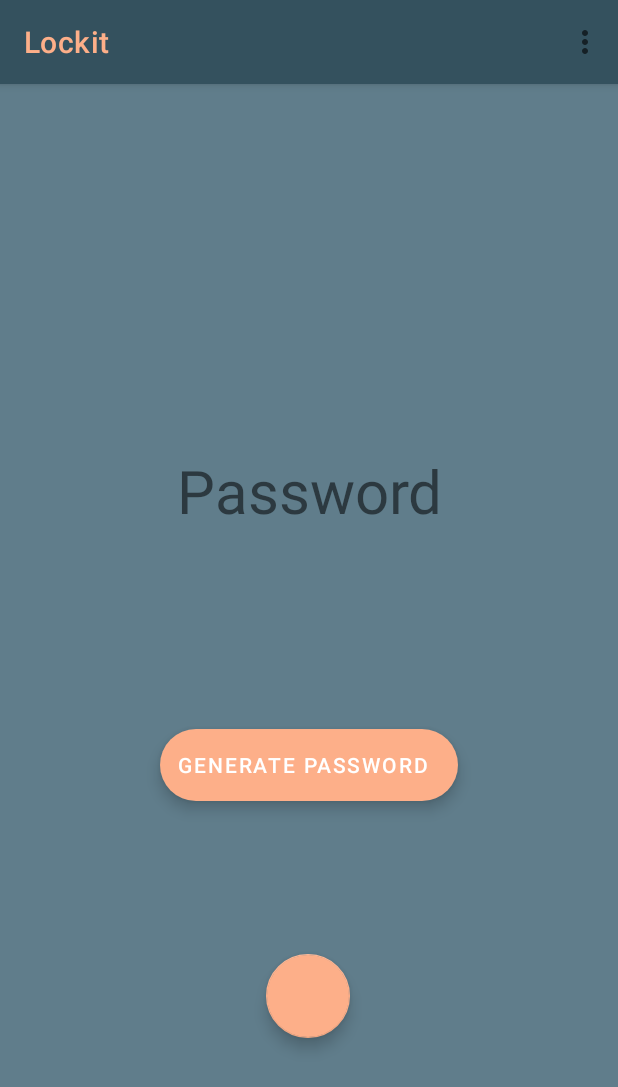
After one commit to Yanky597/Lockit, an Android app: the Create_Password screen opened directly, with no data from a screen before it, on a phone screen of 412 x 824 dp. The commit adds this screen. Shown: the top 1087 px of the screen. Run offline under Robolectric (Android 15) with nearby library versions, the phone set to English and light mode, and no system bars; our stand-ins replace navigation-ui.

Commit message:
updated 8-12

```diff
--- /dev/null
+++ b/app/src/main/java/com/mcon521/lockit/activities/Create_Password.java
@@ -0,0 +1,88 @@
+package com.mcon521.lockit.activities;
+
+import android.annotation.SuppressLint;
+import android.os.Bundle;
+import android.view.Menu;
+import android.view.MenuItem;
+import android.view.View;
+import android.widget.TextView;
+
+import androidx.annotation.NonNull;
+import androidx.appcompat.app.AppCompatActivity;
+import androidx.navigation.ui.AppBarConfiguration;
+
+import com.google.android.material.floatingactionbutton.ExtendedFloatingActionButton;
+import com.mcon521.lockit.R;
+import com.mcon521.lockit.classes.Password;
+import com.mcon521.lockit.databinding.ActivityCreatePasswordBinding;
+
+public class Create_Password extends AppCompatActivity {
+
+    private Password mPass;
+    private AppBarConfiguration appBarConfiguration;
+    private ActivityCreatePasswordBinding binding;
+    private TextView mdisplay_text;
+
+    @SuppressLint("ResourceType")
+    @Override
+    protected void onCreate(Bundle savedInstanceState) {
+        super.onCreate(savedInstanceState);
+        setContentView(R.layout.activity_create_password);
+        setupBindingAndToolbar();
+        setupViews();
+
+        setupFab();
+
+    }
+
+    private void setupViews() {
+        mdisplay_text = binding.passwordContent.displayText;
+        /*mdisplay_text.setText(getResources().getString(R.string.welcome));*/
+    }
+
+
+    private void generatePassword(){
+        mPass = new Password();
+
+        mdisplay_text.setText(mPass.newPassword(mPass));
+
+    }
+
+
+    private void setupFab() {
+        ExtendedFloatingActionButton fab = findViewById(R.id.generate_password_fab);
+
+        fab.setOnClickListener(new View.OnClickListener() {
+            @Override
+            public void onClick(View view) {
+                generatePassword();
+                /*Snackbar.make(view, "Replace with your own action", Snackbar.LENGTH_LONG)
+                        .setAction("Action", null).show();*/
+            }
+        });
+    }
+
+    private void setupBindingAndToolbar() {
+        binding = ActivityCreatePasswordBinding.inflate(getLayoutInflater());
+        setContentView(binding.getRoot());
+
+
+        setSupportActionBar(binding.includeToolbar.toolbar);
+    }
+
+    @Override
+    public boolean onCreateOptionsMenu(Menu menu) {
+        // Inflate the menu; this adds items to the action bar if it is present.
+        getMenuInflater().inflate(R.menu.menu_main, menu);
+        return true;
+    }
+
+    @Override
+    public boolean onOptionsItemSelected(@NonNull MenuItem item) {
+        if (item.getItemId() == android.R.id.home) {
+            onBackPressed();
+            return true;
+        } else
+            return super.onOptionsItemSelected(item);
+    }
+}
--- /dev/null
+++ b/app/src/main/res/layout/activity_create_password.xml
@@ -0,0 +1,20 @@
+<?xml version="1.0" encoding="utf-8"?>
+<androidx.constraintlayout.widget.ConstraintLayout
+    xmlns:android="http://schemas.android.com/apk/res/android"
+    xmlns:app="http://schemas.android.com/apk/res-auto"
+    xmlns:tools="http://schemas.android.com/tools"
+    android:layout_width="match_parent"
+    android:layout_height="match_parent"
+    android:background="@color/primaryColor"
+    tools:context=".activities.Create_Password">
+
+    <include
+        android:id="@+id/includeToolbar"
+        layout="@layout/main_include_toolbar" />
+
+
+    <include layout="@layout/create_password_content"
+        android:id="@+id/password_content"/>
+
+
+</androidx.constraintlayout.widget.ConstraintLayout>
--- a/app/src/main/res/layout/activity_main.xml
+++ b/app/src/main/res/layout/activity_main.xml
@@ -6,8 +6,10 @@
     android:layout_height="match_parent"
     tools:context=".activities.MainActivity">
 
-    <include layout="@layout/main_include_toolbar"
-        android:id="@+id/includeToolbar"/>
+    <include
+        android:id="@+id/includeToolbar"
+        layout="@layout/main_include_toolbar" />
+
 
     <include layout="@layout/landing_page_main" />
 
--- /dev/null
+++ b/app/src/main/res/layout/create_password_content.xml
@@ -0,0 +1,48 @@
+<?xml version="1.0" encoding="utf-8"?>
+<androidx.constraintlayout.widget.ConstraintLayout xmlns:app="http://schemas.android.com/apk/res-auto"
+    xmlns:android="http://schemas.android.com/apk/res/android"
+    xmlns:tools="http://schemas.android.com/tools"
+    android:layout_width="match_parent"
+    android:layout_height="match_parent"
+    tools:layout_editor_absoluteX="0dp"
+    tools:layout_editor_absoluteY="137dp"
+    tools:showIn="@layout/activity_create_password">
+
+
+    <TextView
+        android:id="@+id/display_text"
+        android:layout_width="wrap_content"
+        android:layout_height="wrap_content"
+        android:layout_marginTop="300dp"
+        android:gravity="center"
+        android:text="@string/password"
+        android:textSize="40sp"
+        app:layout_constraintBottom_toTopOf="@+id/generate_password_fab"
+        app:layout_constraintEnd_toEndOf="parent"
+        app:layout_constraintStart_toStartOf="parent"
+        app:layout_constraintTop_toTopOf="parent" />
+
+    <com.google.android.material.floatingactionbutton.ExtendedFloatingActionButton
+        android:id="@+id/generate_password_fab"
+        android:layout_width="wrap_content"
+        android:layout_height="wrap_content"
+        android:layout_marginTop="132dp"
+        android:scaleType="centerInside"
+        android:text="@string/gen_password_for_fab"
+        app:layout_constraintEnd_toEndOf="@+id/display_text"
+        app:layout_constraintStart_toStartOf="@+id/display_text"
+        app:layout_constraintTop_toBottomOf="@id/display_text" />
+
+    <com.google.android.material.floatingactionbutton.FloatingActionButton
+        android:id="@+id/fab_goto_save_entry"
+        android:layout_width="wrap_content"
+        android:layout_height="wrap_content"
+        android:clickable="true"
+        app:layout_constraintBottom_toBottomOf="parent"
+        app:layout_constraintEnd_toEndOf="parent"
+        app:layout_constraintHorizontal_bias="0.498"
+        app:layout_constraintStart_toStartOf="parent"
+        app:layout_constraintTop_toBottomOf="@+id/generate_password_fab"
+        app:layout_constraintVertical_bias="0.437" />
+
+</androidx.constraintlayout.widget.ConstraintLayout>
--- a/app/src/main/res/layout/main_include_toolbar.xml
+++ b/app/src/main/res/layout/main_include_toolbar.xml
@@ -1,17 +1,20 @@
 <?xml version="1.0" encoding="utf-8"?>
 
 
-<com.google.android.material.appbar.AppBarLayout xmlns:app="http://schemas.android.com/apk/res-auto"
+<com.google.android.material.appbar.AppBarLayout
+    xmlns:app="http://schemas.android.com/apk/res-auto"
     xmlns:android="http://schemas.android.com/apk/res/android"
     xmlns:tools="http://schemas.android.com/tools"
     android:layout_width="match_parent"
     android:layout_height="wrap_content"
-    android:theme="@style/Theme.Lockit.AppBarOverlay"
     tools:showIn="@layout/activity_main">
+    <!--android:theme="@style/Theme.Lockit.AppBarOverlay"-->
 
     <androidx.appcompat.widget.Toolbar
         android:id="@+id/toolbar"
         android:layout_width="match_parent"
+        app:titleTextColor="@color/secondaryColor"
+        android:backgroundTint="@color/primaryDarkColor"
         android:layout_height="?attr/actionBarSize"
         android:background="?attr/colorPrimary"
         app:popupTheme="@style/Theme.Lockit.PopupOverlay" />
--- a/app/src/main/res/values/strings.xml
+++ b/app/src/main/res/values/strings.xml
@@ -5,9 +5,12 @@
     <string name="gen_password">Generate Password</string>
     <string name="my_passwords">My Passwords</string>
     <string name="welcome">Welcome User!</string>
+    <string name="password">Password</string>
+    <string name="gen_password_for_fab">Generate Password</string>
 
     <string name="next">Next</string>
     <string name="previous">Previous</string>
+    <string name="title_activity_password_generator">password_generator</string>
 
 
 </resources>
```
Also changed, not shown: app/build.gradle (+9 -1 lines), app/src/main/AndroidManifest.xml (+6 -1 lines), app/src/main/java/com/mcon521/lockit/activities/MainActivity.java (+42 -22 lines), app/src/main/java/com/mcon521/lockit/classes/Entry.java (+86 -1 lines), app/src/main/java/com/mcon521/lockit/classes/Password.java (+106 -1 lines).
